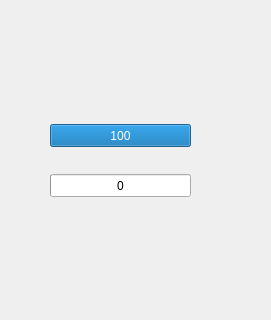
Qt form testWidget/player.ui (hg-hg/2019-DungeonNStones) before a commit; both pictures show x 0 to 271 and y 186 to 506 of the 271 by 603 pixel window.
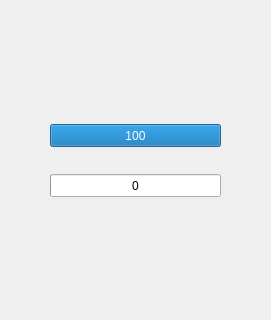
The same form after that commit. Icons and pictures are not drawn.

```diff
--- a/testWidget/player.ui
+++ b/testWidget/player.ui
@@ -18,13 +18,16 @@
     <rect>
      <x>50</x>
      <y>310</y>
-     <width>141</width>
+     <width>171</width>
      <height>23</height>
     </rect>
    </property>
    <property name="value">
     <number>100</number>
    </property>
+   <property name="textVisible">
+    <bool>true</bool>
+   </property>
    <property name="format">
     <string>%v</string>
    </property>
@@ -34,7 +37,7 @@
     <rect>
      <x>50</x>
      <y>360</y>
-     <width>141</width>
+     <width>171</width>
      <height>23</height>
     </rect>
    </property>
@@ -50,7 +53,7 @@
     <rect>
      <x>60</x>
      <y>10</y>
-     <width>131</width>
+     <width>121</width>
      <height>271</height>
     </rect>
    </property>
```
Left out of the diff: 27 changed lines with no effect on the pictures.
